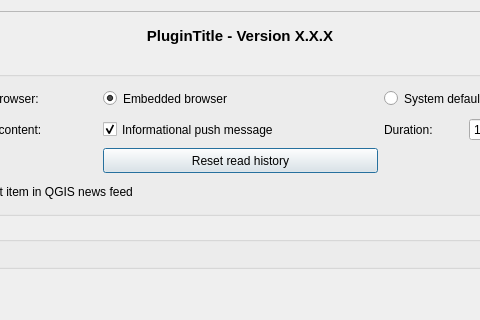
Before: the Qt Designer form qtribu/gui/dlg_settings.ui in geotribu/qtribu, drawn with Qt 5; both pictures show x 111 to 591 and y 0 to 320 of the 702 by 557 pixel window.
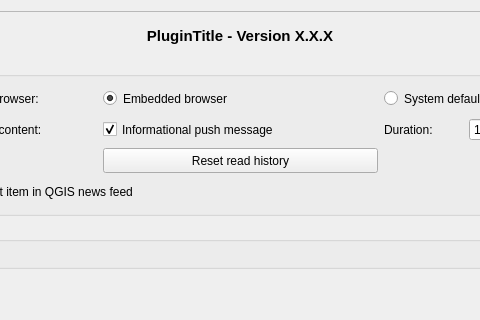
After: the same form once the commit is applied. Icons and pictures are not drawn. Custom widgets are drawn as their Qt base class.

Commit message: improve(settings): load UI file in class init instead at global level

Diff of the .ui file:
```diff
--- a/qtribu/gui/dlg_settings.ui
+++ b/qtribu/gui/dlg_settings.ui
@@ -1,7 +1,7 @@
 <?xml version="1.0" encoding="UTF-8"?>
 <ui version="4.0">
  <class>dlg_settings</class>
- <widget class="QDialog" name="dlg_settings">
+ <widget class="QWidget" name="dlg_settings">
   <property name="geometry">
    <rect>
     <x>0</x>
```
The commit also changes 1 other file.
